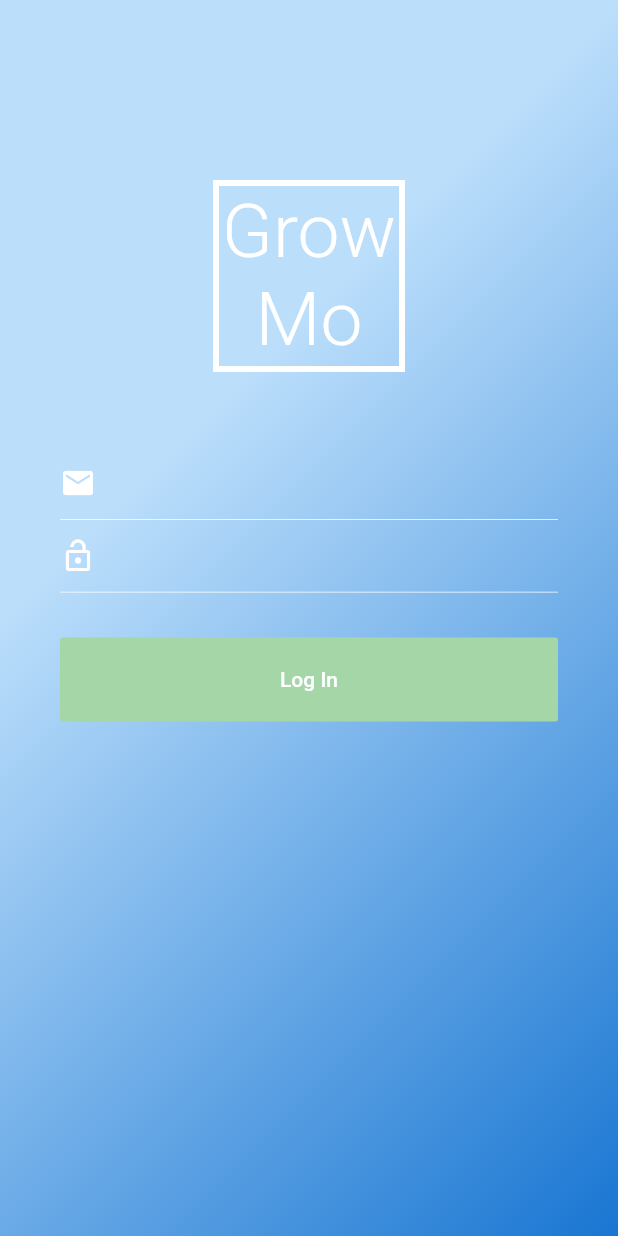
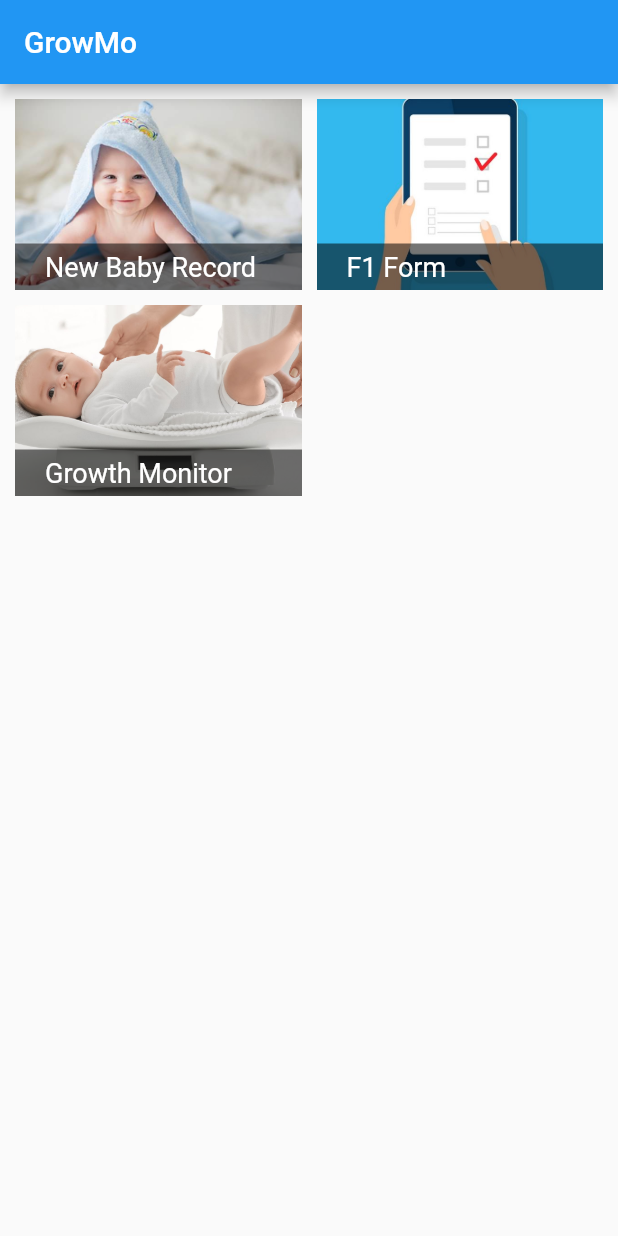
Before and after one commit to ndpdarshana/GroMo, a Flutter app: the screen it shows after launch, after a tap on "Log In", on a phone screen of 412 x 824 dp. Run offline on Flutter 3.47's test engine with Material 2 defaults, Android fonts, the phone set to English and light mode, and no system bars.

Commit message:
Login page; Home screen and New Record screen

```diff
--- a/lib/main.dart
+++ b/lib/main.dart
@@ -1,4 +1,6 @@
 import 'package:flutter/material.dart';
+import 'screens/edit_record_screen.dart';
+import './screens/home_screem.dart';
 
 import './screens/auth_screen.dart';
 
@@ -13,7 +15,10 @@ class MyApp extends StatelessWidget {
       title: 'GrowMo',
       theme: ThemeData(primaryColor: Colors.blue),
       home: AuthScreen(),
-      routes: {},
+      routes: {
+        HomeScreen.routeName: (context) => HomeScreen(),
+        EditRecordScreen.routeName: (context) => EditRecordScreen(),
+      },
     );
   }
 }
--- a/lib/screens/auth_screen.dart
+++ b/lib/screens/auth_screen.dart
@@ -1,4 +1,5 @@
 import 'package:flutter/material.dart';
+import '../screens/home_screem.dart';
 
 class AuthScreen extends StatelessWidget {
   static const routeName = '/auth';
@@ -86,7 +87,10 @@ class AuthScreen extends StatelessWidget {
                           'Log In',
                           style: TextStyle(color: Colors.white),
                         ),
-                        onPressed: () {},
+                        onPressed: () {
+                          Navigator.of(context)
+                              .pushReplacementNamed(HomeScreen.routeName);
+                        },
                       ),
                     ),
                   ],
--- /dev/null
+++ b/lib/screens/home_screem.dart
@@ -0,0 +1,112 @@
+import 'package:flutter/material.dart';
+import 'edit_record_screen.dart';
+
+class HomeScreen extends StatelessWidget {
+  static const String routeName = '/home';
+
+  @override
+  Widget build(BuildContext context) {
+    return Scaffold(
+      appBar: AppBar(
+        title: Text('GrowMo'),
+      ),
+      body: GridView(
+        padding: const EdgeInsets.all(10),
+        gridDelegate: SliverGridDelegateWithFixedCrossAxisCount(
+          crossAxisCount: 2,
+          childAspectRatio: 3 / 2,
+          crossAxisSpacing: 10,
+          mainAxisSpacing: 10,
+        ),
+        children: [
+          GridTile(
+            child: GestureDetector(
+                onTap: () {
+                  Navigator.of(context).pushNamed(EditRecordScreen.routeName);
+                },
+                child: Stack(
+                  children: [
+                    Image.asset(
+                      'assets/images/baby-smile.jpg',
+                      fit: BoxFit.cover,
+                      height: double.infinity,
+                    ),
+                    Positioned(
+                      bottom: 0,
+                      child: Container(
+                        width: 300,
+                        color: Colors.black54,
+                        padding:
+                            EdgeInsets.symmetric(vertical: 5, horizontal: 20),
+                        child: Text(
+                          'New Baby Record',
+                          style: TextStyle(fontSize: 18, color: Colors.white),
+                          softWrap: true,
+                          overflow: TextOverflow.fade,
+                        ),
+                      ),
+                    )
+                  ],
+                )),
+          ),
+          GridTile(
+            child: GestureDetector(
+                onTap: () {},
+                child: Stack(
+                  children: [
+                    Image.asset(
+                      'assets/images/Mobile-Tablet-form.jpg',
+                      fit: BoxFit.cover,
+                      height: double.infinity,
+                    ),
+                    Positioned(
+                      bottom: 0,
+                      child: Container(
+                        width: 300,
+                        color: Colors.black54,
+                        padding:
+                            EdgeInsets.symmetric(vertical: 5, horizontal: 20),
+                        child: Text(
+                          'F1 Form',
+                          style: TextStyle(fontSize: 18, color: Colors.white),
+                          softWrap: true,
+                          overflow: TextOverflow.fade,
+                        ),
+                      ),
+                    )
+                  ],
+                )),
+          ),
+          GridTile(
+            child: GestureDetector(
+                onTap: () {},
+                child: Stack(
+                  children: [
+                    Image.asset(
+                      'assets/images/Baby-weigth.jpeg',
+                      fit: BoxFit.cover,
+                      height: double.infinity,
+                    ),
+                    Positioned(
+                      bottom: 0,
+                      child: Container(
+                        width: 300,
+                        color: Colors.black54,
+                        padding:
+                            EdgeInsets.symmetric(vertical: 5, horizontal: 20),
+                        child: Text(
+                          'Growth Monitor',
+                          style: TextStyle(fontSize: 18, color: Colors.white),
+                          softWrap: true,
+                          overflow: TextOverflow.fade,
+                        ),
+                      ),
+                    )
+                  ],
+                )),
+          ),
+        ],
+      ),
+    );
+  }
+}
--- a/pubspec.yaml
+++ b/pubspec.yaml
@@ -48,8 +48,10 @@ flutter:
   uses-material-design: true
 
   # To add assets to your application, add an assets section, like this:
-  # assets:
-  #   - images/a_dot_burr.jpeg
+  assets:
+    - assets/images/baby-smile.jpg
+    - assets/images/Mobile-Tablet-form.jpg
+    - assets/images/Baby-weigth.jpeg
   #   - images/a_dot_ham.jpeg
 
   # An image asset can refer to one or more resolution-specific "variants", see
```
Also changed, not shown: lib/screens/edit_record_screen.dart (added, +172 -0 lines), assets/images/Baby-weigth.jpeg (added), assets/images/Mobile-Tablet-form.jpg (added), assets/images/baby-smile.jpg (added).
